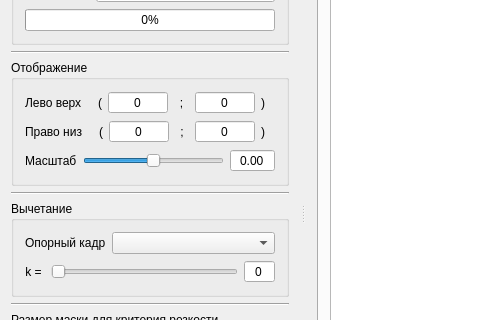
The window that mainwindow.ui (gurmaaan/SharpnessSort) describes before a commit, drawn with Qt 5; both pictures show x 0 to 480 and y 183 to 503 of the 1013 by 778 pixel window.
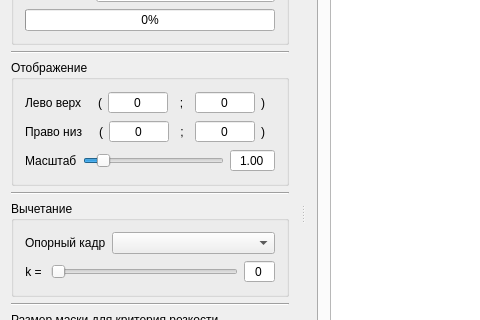
The same window after the commit. The open tabs and pages were chosen to show the change. Icons and pictures are not drawn. Custom widgets are drawn as their Qt base class.

```diff
--- a/mainwindow.ui
+++ b/mainwindow.ui
@@ -512,11 +512,14 @@
           <item>
            <widget class="QSlider" name="scale_sldr">
             <property name="minimum">
-             <number>-100</number>
+             <number>0</number>
             </property>
             <property name="maximum">
              <number>100</number>
             </property>
+            <property name="value">
+             <number>10</number>
+            </property>
             <property name="orientation">
              <enum>Qt::Horizontal</enum>
             </property>
@@ -539,6 +542,9 @@
             <property name="maximum">
              <double>10.000000000000000</double>
             </property>
+            <property name="value">
+             <double>1.000000000000000</double>
+            </property>
            </widget>
           </item>
          </layout>
@@ -882,6 +888,13 @@
   </action>
  </widget>
  <layoutdefault spacing="6" margin="11"/>
+ <customwidgets>
+  <customwidget>
+   <class>QCustomPlot</class>
+   <extends>QGraphicsView</extends>
+   <header>widgets/qcustomplot.h</header>
+  </customwidget>
+ </customwidgets>
  <resources>
   <include location="sources.qrc"/>
  </resources>
```
Left out of the diff: 6 changed lines with no effect on the pictures.
